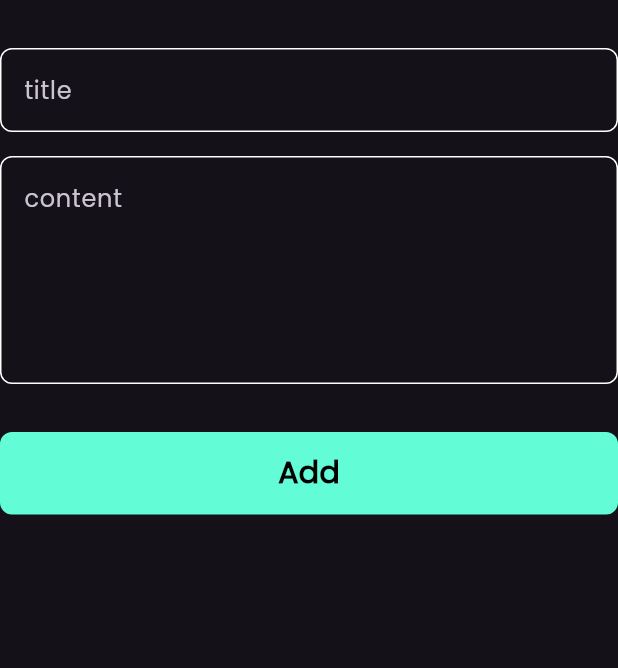
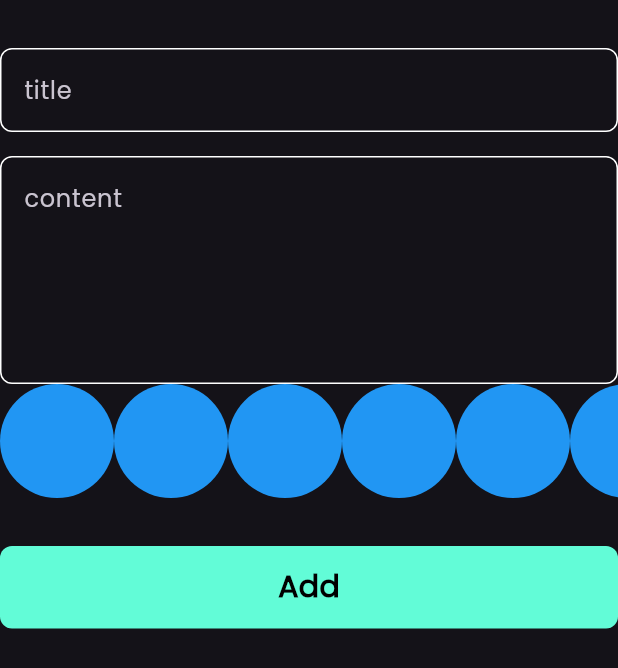
Before and after one commit to Alimohamedicpc/notes_app, a Flutter app: the AddNoteForm widget shown alone on an empty page, opened directly, on a phone screen of 412 x 824 dp. Shown: the top 668 px of the screen. Run offline on Flutter 3.47's test engine with Material 3 defaults, Android fonts, the phone set to English and light mode, and no system bars; our stand-ins replace bloc, flutter_bloc, font_awesome_flutter, hive, hive_flutter, modal_progress_hud_nsn; accounts and stored records are empty.

Commit message:
create colors list view part one

```diff
--- a/lib/widgets/add_note_form.dart
+++ b/lib/widgets/add_note_form.dart
@@ -3,6 +3,7 @@ import 'package:flutter_bloc/flutter_bloc.dart';
 import 'package:intl/intl.dart';
 import 'package:note_app/cubits/add_note_cubit/add_note_cubit.dart';
 import 'package:note_app/models/note_model.dart';
+import 'package:note_app/widgets/colors_list_view.dart';
 import 'package:note_app/widgets/custom_button.dart';
 import 'package:note_app/widgets/custom_text_field.dart';
 
@@ -28,7 +29,7 @@ class _AddNoteFormState extends State<AddNoteForm> {
       autovalidateMode: autovalidateMode,
       child: Column(
         children: [
-          SizedBox(
+          const SizedBox(
             height: 32,
           ),
           CustomTextField(
@@ -37,7 +38,7 @@ class _AddNoteFormState extends State<AddNoteForm> {
             },
             hint: "title",
           ),
-          SizedBox(
+          const SizedBox(
             height: 16,
           ),
           CustomTextField(
@@ -47,7 +48,8 @@ class _AddNoteFormState extends State<AddNoteForm> {
             hint: "content",
             maxLines: 5,
           ),
-          SizedBox(
+          const ColorsListView(),
+          const SizedBox(
             height: 32,
           ),
           BlocBuilder<AddNoteCubit, AddNoteState>(
@@ -74,7 +76,7 @@ class _AddNoteFormState extends State<AddNoteForm> {
               );
             },
           ),
-          SizedBox(
+          const SizedBox(
             height: 16,
           ),
         ],
--- /dev/null
+++ b/lib/widgets/colors_list_view.dart
@@ -0,0 +1,31 @@
+import 'package:flutter/material.dart';
+
+class ColorItem extends StatelessWidget {
+  const ColorItem({super.key});
+
+  @override
+  Widget build(BuildContext context) {
+    return const CircleAvatar(
+      radius: 38,
+      backgroundColor: Colors.blue,
+    );
+  }
+}
+
+class ColorsListView extends StatelessWidget {
+  const ColorsListView({super.key});
+
+  @override
+  Widget build(BuildContext context) {
+    return SizedBox(
+      height: 38 * 2,
+      child: ListView.builder(
+        itemCount: 10,
+        scrollDirection: Axis.horizontal,
+        itemBuilder: (context, index) {
+          return const ColorItem();
+        },
+      ),
+    );
+  }
+}
```
